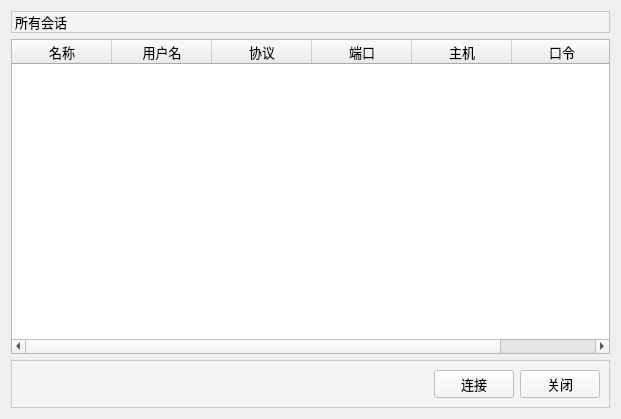
First picture: the form in STATUS/login.ui, repository cylqqqcyl/WHU_FTP, before the edit.
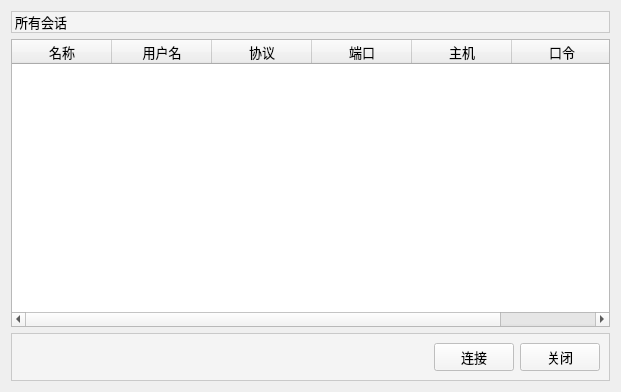
Second picture: the form after the edit.

Diff of the .ui file:
```diff
--- a/STATUS/login.ui
+++ b/STATUS/login.ui
@@ -7,7 +7,7 @@
     <x>0</x>
     <y>0</y>
     <width>621</width>
-    <height>419</height>
+    <height>392</height>
    </rect>
   </property>
   <property name="font">
```
